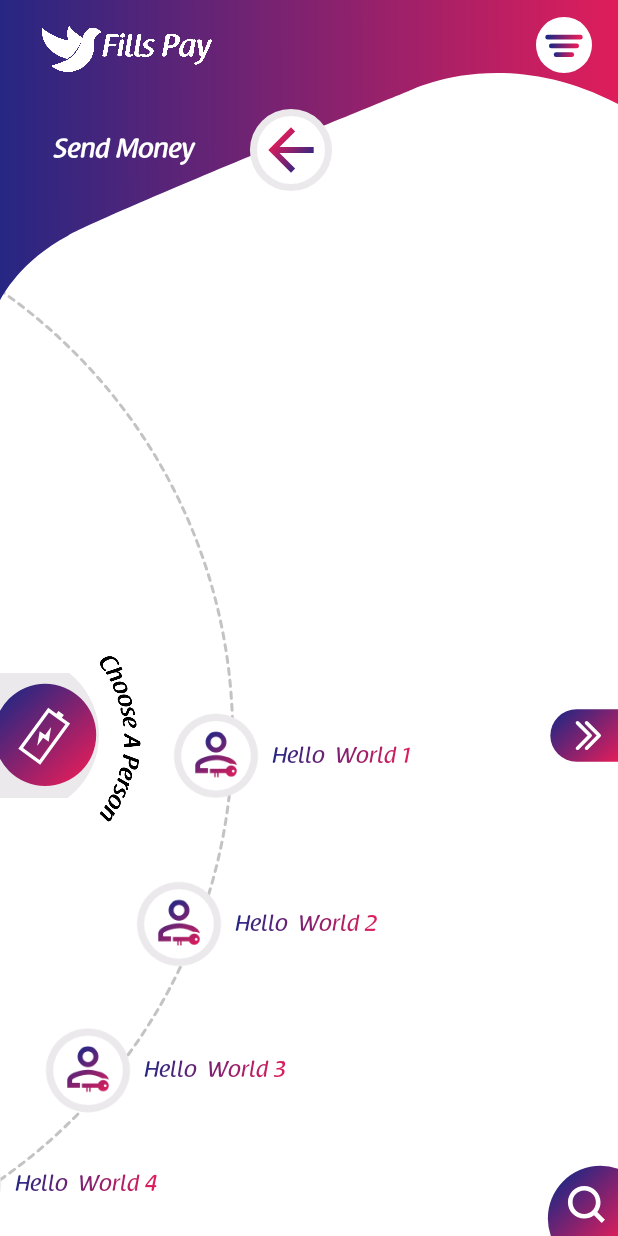
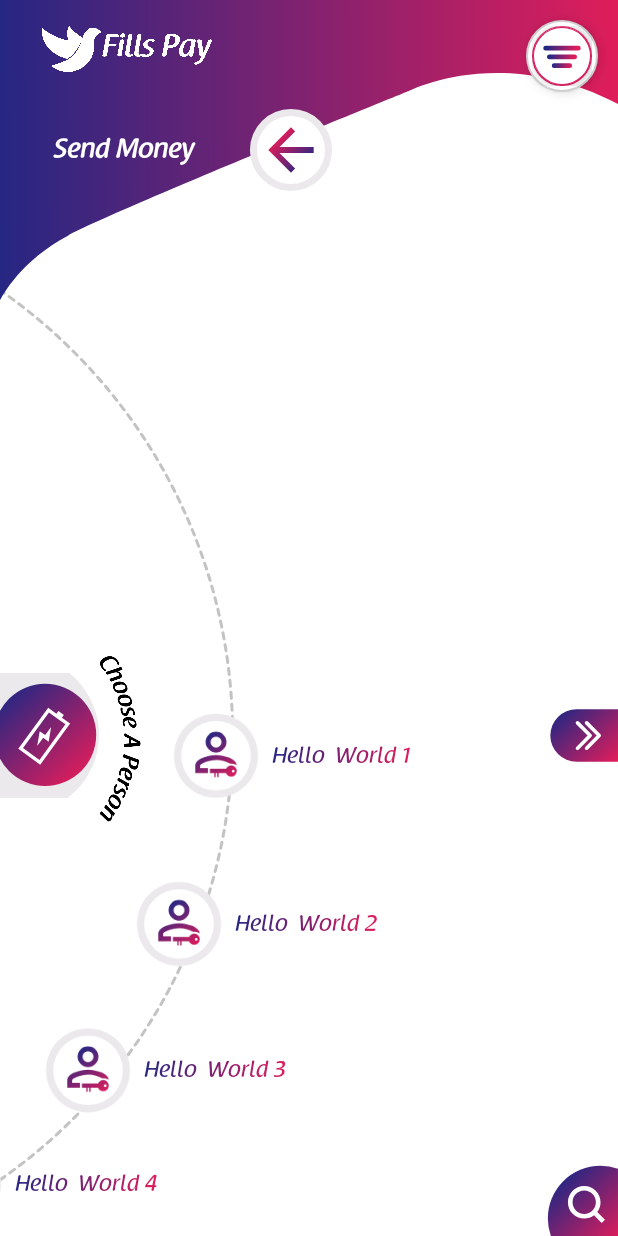
Before and after one commit to marasamallikarjuna/fill, an Android app: the SendMoneyHomeActivity screen opened directly, with no data from a screen before it, on a phone screen of 412 x 824 dp. Run offline under Robolectric (Android 15) with nearby library versions, the phone set to English and light mode, and no system bars; our stand-ins replace sdp/ssp sizes; Roboto replaces fonts that are not available here.

Commit message:
added fab menu in send money screen

```diff
--- a/app/src/main/java/com/mi/fillspay/view/SendMoneyHomeActivity.java
+++ b/app/src/main/java/com/mi/fillspay/view/SendMoneyHomeActivity.java
@@ -5,6 +5,7 @@ import android.view.View;
 import android.view.ViewGroup;
 import android.widget.LinearLayout;
 import android.widget.TextView;
+import android.widget.Toast;
 
 import androidx.appcompat.app.AppCompatActivity;
 import androidx.recyclerview.widget.RecyclerView;
@@ -13,23 +14,32 @@ import com.mi.fillspay.R;
 import com.mi.fillspay.adapter.CircleLayoutManager;
 import com.mi.fillspay.adapter.SampleAdapter;
 import com.mi.fillspay.utilities.FragmentUtil;
+import com.mi.fillspay.utilities.speeddial.SpeedDialActionItem;
+import com.mi.fillspay.utilities.speeddial.SpeedDialView;
 
 
 public class SendMoneyHomeActivity extends AppCompatActivity {
 
-    ViewGroup root;
-    RecyclerView list;
-    LinearLayout circularText;
-    private CircleLayoutManager layoutManager;
-    private SampleAdapter adapter;
-    TextView textViewSide;
+    SpeedDialView speedDialView;
 
     @Override
     protected void onCreate(Bundle savedInstanceState) {
         super.onCreate(savedInstanceState);
         setContentView(R.layout.send_money_main);
 
+        initValues();
+
         FragmentUtil.setFragment(new SendMoneyFragOne(),this,"Send Mobile fragment one", R.id.content_frag,false);
+
+    }
+
+    private void initValues() {
+
+        speedDialView = findViewById(R.id.speedDial_id);
+
+        speedDialView.setBackground(getResources().getDrawable(R.drawable.fab_open_bg));
+
+        initSpeedDial();
 
         findViewById(R.id.icon_reg).setOnClickListener(new View.OnClickListener() {
             @Override
@@ -40,4 +50,31 @@ public class SendMoneyHomeActivity extends AppCompatActivity {
 
     }
 
+    private void initSpeedDial() {
+
+        speedDialView.addActionItem(new SpeedDialActionItem.Builder(R.id.fab_item2, R.drawable.ic_fabmenu_item3).create());
+
+        speedDialView.addActionItem(new SpeedDialActionItem.Builder(R.id.fab_item1, R.drawable.ic_fabmenu_item1).create());
+
+        speedDialView.addActionItem(new SpeedDialActionItem.Builder(R.id.fab_item3, R.drawable.ic_fabmenu_item3).create());
+
+        speedDialView.setOnActionSelectedListener(new SpeedDialView.OnActionSelectedListener() {
+            @Override
+            public boolean onActionSelected(SpeedDialActionItem actionItem) {
+                switch (actionItem.getId()){
+                    case R.id.fab_item1:
+                        Toast.makeText(SendMoneyHomeActivity.this, "one", Toast.LENGTH_SHORT).show();
+                        break;
+                    case R.id.fab_item2:
+                        Toast.makeText(SendMoneyHomeActivity.this, "two", Toast.LENGTH_SHORT).show();
+                        break;
+                    case R.id.fab_item3:
+                        Toast.makeText(SendMoneyHomeActivity.this, "three", Toast.LENGTH_SHORT).show();
+                        break;
+                }
+                return false;
+            }
+        });
+
+    }
 }
--- a/app/src/main/res/layout/send_money_main.xml
+++ b/app/src/main/res/layout/send_money_main.xml
@@ -1,17 +1,27 @@
-<androidx.constraintlayout.widget.ConstraintLayout
-    xmlns:android="http://schemas.android.com/apk/res/android"
+<androidx.constraintlayout.widget.ConstraintLayout xmlns:android="http://schemas.android.com/apk/res/android"
     xmlns:app="http://schemas.android.com/apk/res-auto"
     xmlns:tools="http://schemas.android.com/tools"
-    android:orientation="vertical"
     android:layout_width="match_parent"
+    android:layout_height="match_parent"
     android:background="@android:color/white"
-    android:layout_height="match_parent">
+    android:orientation="vertical">
+
+    <com.mi.fillspay.utilities.speeddial.SpeedDialOverlayLayout
+        android:id="@+id/overlay"
+        android:layout_width="match_parent"
+        android:layout_height="match_parent"
+        app:clickable_overlay="true"
+        app:layout_behavior="@string/appbar_scrolling_view_behavior"
+        app:layout_constraintBottom_toBottomOf="parent"
+        app:layout_constraintEnd_toEndOf="parent"
+        app:layout_constraintStart_toStartOf="parent"
+        app:layout_constraintTop_toTopOf="parent" />
 
     <FrameLayout
         android:id="@+id/content_frag"
-        android:layout_marginTop="@dimen/_120sdp"
         android:layout_width="match_parent"
-        android:layout_height="match_parent"/>
+        android:layout_height="match_parent"
+        android:layout_marginTop="@dimen/_120sdp" />
 
     <RelativeLayout
         android:id="@+id/relativeLayout"
@@ -27,26 +37,33 @@
             android:layout_marginStart="@dimen/_20sdp"
             android:src="@drawable/logo" />
 
-        <ImageView
+        <com.mi.fillspay.utilities.speeddial.SpeedDialView
+            android:id="@+id/speedDial_id"
             android:layout_width="wrap_content"
             android:layout_height="wrap_content"
             android:layout_alignParentEnd="true"
-            android:layout_marginTop="10dp"
-            android:layout_marginEnd="16dp"
-            android:src="@drawable/ic_menu" />
+            android:layout_gravity="top|end"
+            android:layout_margin="@dimen/_10sdp"
+            android:padding="@dimen/_3sdp"
+            app:layout_behavior="@string/speeddial_scrolling_view_snackbar_behavior"
+            app:sdExpansionMode="bottom"
+            app:sdMainFabAnimationRotateAngle="90"
+            app:sdMainFabClosedSrc="@drawable/ic_menu"
+            app:sdMainFabOpenedSrc="@drawable/ic_fab_close"
+            app:sdOverlayLayout="@id/overlay" />
 
         <LinearLayout
-            android:layout_centerInParent="true"
             android:layout_width="match_parent"
             android:layout_height="wrap_content"
+            android:layout_centerInParent="true"
             android:orientation="horizontal"
             android:weightSum="2">
 
             <TextView
                 android:id="@+id/titleTextView"
                 android:layout_width="0dp"
+                android:layout_height="match_parent"
                 android:layout_weight="0.8"
-                android:layout_height="match_parent"
                 android:gravity="center"
                 android:text="Send Money"
                 android:textColor="@android:color/white"
@@ -56,8 +73,9 @@
 
             <LinearLayout
                 android:layout_width="0dp"
-                android:layout_weight="1.2"
-                android:layout_height="match_parent">
+                android:layout_height="match_parent"
+                android:layout_weight="1.2">
+
                 <ImageView
                     android:id="@+id/icon_reg"
                     android:layout_width="@dimen/_45sdp"
```
